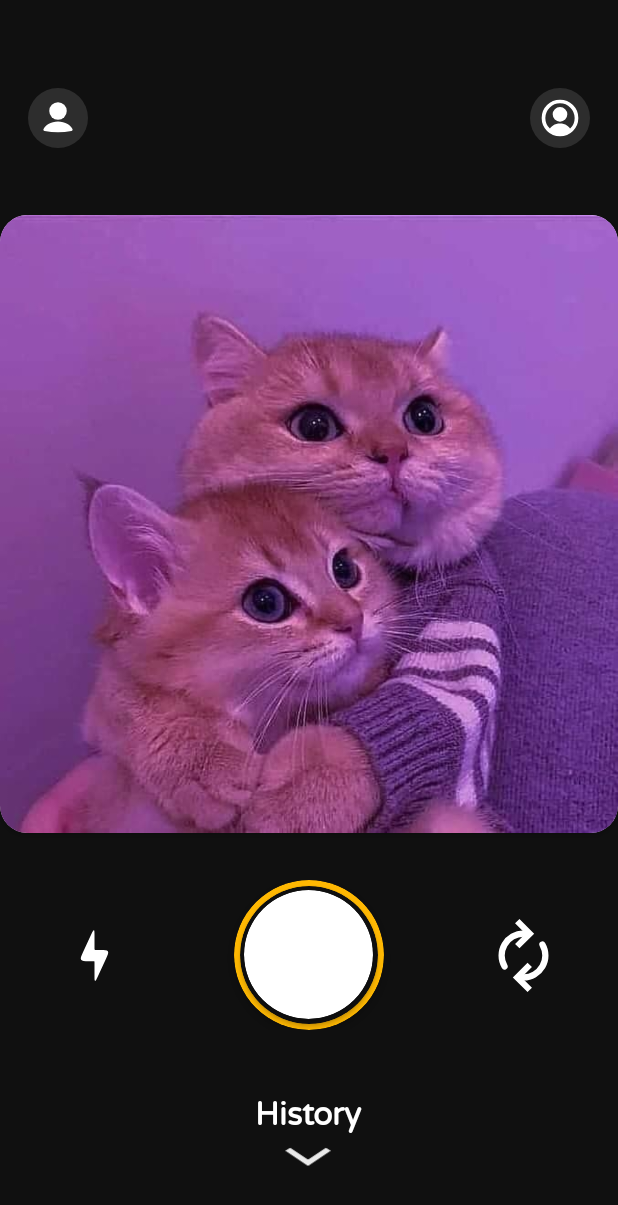
After one commit to khongphaiduycuannn/Locket-Clone, an Android app: the layout fragment_camera.xml on its own in the app's theme, with its tools: preview values and no code run, on a phone screen of 412 x 824 dp. The commit adds this screen. Shown: the top 1205 px of the screen. Run offline under Robolectric (Android 15) with nearby library versions, the phone set to English and light mode, and no system bars.

Commit message:
ui camera

```diff
--- a/app/src/main/AndroidManifest.xml
+++ b/app/src/main/AndroidManifest.xml
@@ -14,7 +14,8 @@
         tools:targetApi="31">
         <activity
             android:name=".MainActivity"
-            android:exported="true">
+            android:exported="true"
+            android:screenOrientation="locked">
             <intent-filter>
                 <action android:name="android.intent.action.MAIN" />
 
--- /dev/null
+++ b/app/src/main/java/com/example/locketclone/ui/camera/CameraFragment.java
@@ -0,0 +1,29 @@
+package com.example.locketclone.ui.camera;
+
+import android.view.LayoutInflater;
+
+import com.example.locketclone.base.BaseFragment;
+import com.example.locketclone.databinding.FragmentCameraBinding;
+
+public class CameraFragment extends BaseFragment<FragmentCameraBinding> {
+
+    @Override
+    public void initData() {
+
+    }
+
+    @Override
+    public void initView() {
+
+    }
+
+    @Override
+    public void initEvent() {
+
+    }
+
+    @Override
+    protected FragmentCameraBinding inflateViewBinding(LayoutInflater inflater) {
+        return FragmentCameraBinding.inflate(inflater);
+    }
+}
--- /dev/null
+++ b/app/src/main/res/drawable/bg_btn_friend_nav.xml
@@ -0,0 +1,5 @@
+<?xml version="1.0" encoding="utf-8"?>
+<shape xmlns:android="http://schemas.android.com/apk/res/android"
+    android:shape="oval">
+    <solid android:color="#2D2D2D" />
+</shape>
--- /dev/null
+++ b/app/src/main/res/drawable/ic_flash_off.xml
@@ -0,0 +1,9 @@
+<vector xmlns:android="http://schemas.android.com/apk/res/android"
+    android:width="24dp"
+    android:height="24dp"
+    android:viewportWidth="24"
+    android:viewportHeight="24">
+  <path
+      android:pathData="M11.5,13.8H10.13C8.721,13.8 8.017,13.8 7.722,13.339C7.427,12.877 7.723,12.238 8.315,10.96L11.046,5.06C11.42,4.252 11.608,3.848 11.804,3.891C12,3.934 12,4.379 12,5.27V9.7C12,9.936 12,10.054 12.073,10.127C12.146,10.2 12.264,10.2 12.5,10.2H13.87C15.279,10.2 15.983,10.2 16.278,10.661C16.573,11.123 16.277,11.762 15.685,13.04L12.954,18.94C12.58,19.748 12.392,20.152 12.196,20.109C12,20.066 12,19.621 12,18.73V14.3C12,14.064 12,13.946 11.927,13.873C11.854,13.8 11.736,13.8 11.5,13.8Z"
+      android:fillColor="#FFFFFF"/>
+</vector>
--- /dev/null
+++ b/app/src/main/res/drawable/ic_flash_on.xml
@@ -0,0 +1,9 @@
+<vector xmlns:android="http://schemas.android.com/apk/res/android"
+    android:width="24dp"
+    android:height="24dp"
+    android:viewportWidth="24"
+    android:viewportHeight="24">
+  <path
+      android:pathData="M11.5,13.8H10.13C8.721,13.8 8.017,13.8 7.722,13.339C7.427,12.877 7.723,12.238 8.315,10.96L11.046,5.06C11.42,4.252 11.608,3.848 11.804,3.891C12,3.934 12,4.379 12,5.27V9.7C12,9.936 12,10.054 12.073,10.127C12.146,10.2 12.264,10.2 12.5,10.2H13.87C15.279,10.2 15.983,10.2 16.278,10.661C16.573,11.123 16.277,11.762 15.685,13.04L12.954,18.94C12.58,19.748 12.392,20.152 12.196,20.109C12,20.066 12,19.621 12,18.73V14.3C12,14.064 12,13.946 11.927,13.873C11.854,13.8 11.736,13.8 11.5,13.8Z"
+      android:fillColor="#FFB702"/>
+</vector>
--- /dev/null
+++ b/app/src/main/res/drawable/ic_flip_camera.xml
@@ -0,0 +1,28 @@
+<vector xmlns:android="http://schemas.android.com/apk/res/android"
+    android:width="24dp"
+    android:height="24dp"
+    android:viewportWidth="24"
+    android:viewportHeight="24">
+  <path
+      android:pathData="M14,15L10,19L14,23"
+      android:strokeWidth="2"
+      android:fillColor="#00000000"
+      android:strokeColor="#FFFFFF"/>
+  <path
+      android:pathData="M18.062,8.5C18.677,9.564 19,10.771 19,12C19,13.229 18.677,14.436 18.062,15.5C17.448,16.564 16.564,17.448 15.5,18.062C14.436,18.677 13.229,19 12,19"
+      android:strokeWidth="2"
+      android:fillColor="#00000000"
+      android:strokeColor="#FFFFFF"
+      android:strokeLineCap="round"/>
+  <path
+      android:pathData="M10,9L14,5L10,1"
+      android:strokeWidth="2"
+      android:fillColor="#00000000"
+      android:strokeColor="#FFFFFF"/>
+  <path
+      android:pathData="M5.938,15.5C5.323,14.436 5,13.229 5,12C5,10.771 5.323,9.564 5.938,8.5C6.552,7.436 7.436,6.552 8.5,5.938C9.564,5.323 10.771,5 12,5"
+      android:strokeWidth="2"
+      android:fillColor="#00000000"
+      android:strokeColor="#FFFFFF"
+      android:strokeLineCap="round"/>
+</vector>
--- /dev/null
+++ b/app/src/main/res/drawable/ic_friend_nav.xml
@@ -0,0 +1,12 @@
+<vector xmlns:android="http://schemas.android.com/apk/res/android"
+    android:width="24dp"
+    android:height="24dp"
+    android:viewportWidth="24"
+    android:viewportHeight="24">
+  <path
+      android:pathData="M19.652,19.405C20.204,19.29 20.534,18.712 20.259,18.218C19.653,17.131 18.699,16.175 17.479,15.446C15.907,14.509 13.981,14 12,14C10.019,14 8.093,14.509 6.521,15.446C5.301,16.175 4.347,17.131 3.741,18.218C3.466,18.712 3.796,19.29 4.348,19.405C9.395,20.457 14.605,20.457 19.652,19.405Z"
+      android:fillColor="#FFFFFF"/>
+  <path
+      android:pathData="M12,8m-5,0a5,5 0,1 1,10 0a5,5 0,1 1,-10 0"
+      android:fillColor="#FFFFFF"/>
+</vector>
--- /dev/null
+++ b/app/src/main/res/drawable/ic_profile_nav.xml
@@ -0,0 +1,20 @@
+<vector xmlns:android="http://schemas.android.com/apk/res/android"
+    android:width="24dp"
+    android:height="24dp"
+    android:viewportWidth="24"
+    android:viewportHeight="24">
+  <path
+      android:pathData="M12,10m-3,0a3,3 0,1 1,6 0a3,3 0,1 1,-6 0"
+      android:strokeWidth="2"
+      android:fillColor="#FFFFFF"
+      android:strokeColor="#FFFFFF"
+      android:strokeLineCap="round"/>
+  <path
+      android:pathData="M12,12m-9,0a9,9 0,1 1,18 0a9,9 0,1 1,-18 0"
+      android:strokeWidth="2"
+      android:fillColor="#00000000"
+      android:strokeColor="#FFFFFF"/>
+  <path
+      android:pathData="M17.781,18.826C17.908,18.757 17.968,18.605 17.914,18.471C17.528,17.504 16.786,16.653 15.781,16.033C14.697,15.363 13.367,15 12,15C10.633,15 9.303,15.363 8.219,16.033C7.214,16.653 6.472,17.504 6.086,18.471C6.032,18.605 6.092,18.757 6.219,18.826C9.82,20.803 14.18,20.803 17.781,18.826Z"
+      android:fillColor="#FFFFFF"/>
+</vector>
--- /dev/null
+++ b/app/src/main/res/layout/fragment_camera.xml
@@ -0,0 +1,170 @@
+<?xml version="1.0" encoding="utf-8"?>
+<LinearLayout xmlns:android="http://schemas.android.com/apk/res/android"
+    xmlns:app="http://schemas.android.com/apk/res-auto"
+    xmlns:tools="http://schemas.android.com/tools"
+    android:layout_width="match_parent"
+    android:layout_height="match_parent"
+    android:background="#101010"
+    android:orientation="vertical"
+    android:paddingTop="45dp"
+    tools:context=".ui.camera.CameraFragment">
+
+    <LinearLayout
+        android:layout_width="match_parent"
+        android:layout_height="wrap_content"
+        android:layout_marginHorizontal="15dp"
+        android:layout_marginTop="10dp">
+
+        <ImageView
+            android:id="@+id/btn_friend_nav"
+            android:layout_width="40dp"
+            android:layout_height="40dp"
+            android:layout_margin="3dp"
+            android:background="@drawable/bg_btn_friend_nav"
+            android:padding="6dp"
+            android:src="@drawable/ic_friend_nav" />
+
+        <Space
+            android:layout_width="0dp"
+            android:layout_height="match_parent"
+            android:layout_weight="1" />
+
+        <ImageView
+            android:id="@+id/btn_profile_nav"
+            android:layout_width="40dp"
+            android:layout_height="40dp"
+            android:layout_margin="3dp"
+            android:background="@drawable/bg_btn_friend_nav"
+            android:padding="5dp"
+            android:src="@drawable/ic_profile_nav" />
+    </LinearLayout>
+
+    <Space
+        android:layout_width="0dp"
+        android:layout_height="0dp"
+        android:layout_weight="1" />
+
+    <androidx.cardview.widget.CardView
+        android:id="@+id/image_container"
+        android:layout_width="match_parent"
+        android:layout_height="wrap_content"
+        android:layout_marginTop="10dp"
+        app:cardCornerRadius="18dp">
+
+        <androidx.constraintlayout.widget.ConstraintLayout
+            android:layout_width="match_parent"
+            android:layout_height="wrap_content">
+
+            <ImageView
+                android:id="@+id/camera"
+                android:layout_width="match_parent"
+                android:layout_height="0dp"
+                android:scaleType="fitCenter"
+                android:src="@drawable/image"
+                app:layout_constraintDimensionRatio="H,1:1"
+                app:layout_constraintLeft_toLeftOf="parent"
+                app:layout_constraintRight_toRightOf="parent"
+                app:layout_constraintTop_toTopOf="parent" />
+        </androidx.constraintlayout.widget.ConstraintLayout>
+    </androidx.cardview.widget.CardView>
+
+    <Space
+        android:layout_width="0dp"
+        android:layout_height="0dp"
+        android:layout_weight="1" />
+
+    <androidx.constraintlayout.widget.ConstraintLayout
+        android:layout_width="match_parent"
+        android:layout_height="wrap_content"
+        android:layout_marginHorizontal="15dp">
+
+        <ImageView
+            android:id="@+id/btn_flash"
+            android:layout_width="50dp"
+            android:layout_height="50dp"
+            android:src="@drawable/ic_flash_off"
+            app:layout_constraintBottom_toBottomOf="parent"
+            app:layout_constraintEnd_toStartOf="@+id/btn_send"
+            app:layout_constraintHorizontal_bias="0.25"
+            app:layout_constraintStart_toStartOf="parent"
+            app:layout_constraintTop_toTopOf="parent" />
+
+        <androidx.cardview.widget.CardView
+            android:id="@+id/btn_send"
+            android:layout_width="100dp"
+            android:layout_height="100dp"
+            android:backgroundTint="#FFB802"
+            app:cardCornerRadius="50dp"
+            app:layout_constraintBottom_toBottomOf="parent"
+            app:layout_constraintEnd_toEndOf="parent"
+            app:layout_constraintStart_toStartOf="parent"
+            app:layout_constraintTop_toTopOf="parent">
+
+            <androidx.cardview.widget.CardView
+                android:layout_width="92dp"
+                android:layout_height="92dp"
+                android:layout_gravity="center"
+                android:backgroundTint="#101010"
+                app:cardCornerRadius="50dp">
+
+                <androidx.cardview.widget.CardView
+                    android:layout_width="86dp"
+                    android:layout_height="86dp"
+                    android:layout_gravity="center"
+                    android:backgroundTint="#FFFFFF"
+                    app:cardCornerRadius="50dp">
+
+                    <ImageView
+                        android:layout_width="match_parent"
+                        android:layout_height="match_parent" />
+                </androidx.cardview.widget.CardView>
+            </androidx.cardview.widget.CardView>
+        </androidx.cardview.widget.CardView>
+
+        <ImageView
+            android:id="@+id/btn_flip_camera"
+            android:layout_width="50dp"
+            android:layout_height="50dp"
+            android:src="@drawable/ic_flip_camera"
+            app:layout_constraintBottom_toBottomOf="parent"
+            app:layout_constraintEnd_toEndOf="parent"
+            app:layout_constraintHorizontal_bias="0.75"
+            app:layout_constraintStart_toEndOf="@+id/btn_send"
+            app:layout_constraintTop_toTopOf="parent" />
+    </androidx.constraintlayout.widget.ConstraintLayout>
+
+    <Space
+        android:layout_width="0dp"
+        android:layout_height="0dp"
+        android:layout_weight="1" />
+
+    <LinearLayout
+        android:layout_width="wrap_content"
+        android:layout_height="wrap_content"
+        android:layout_gravity="center"
+        android:layout_marginVertical="10dp"
+        android:orientation="vertical">
+
+        <TextView
+            android:layout_width="wrap_content"
+            android:layout_height="wrap_content"
+            android:fontFamily="@font/varela"
+            android:text="History"
+            android:textColor="#FFFFFF"
+            android:textSize="21sp"
+            android:textStyle="bold" />
+
+        <ImageView
+            android:layout_width="wrap_content"
+            android:layout_height="wrap_content"
+            android:layout_gravity="center"
+            android:layout_marginTop="2dp"
+            android:scaleX="1.5"
+            android:src="@drawable/ic_back_down" />
+    </LinearLayout>
+
+    <Space
+        android:layout_width="0dp"
+        android:layout_height="0dp"
+        android:layout_weight="1" />
+</LinearLayout>
--- a/app/src/main/res/navigation/main_nav.xml
+++ b/app/src/main/res/navigation/main_nav.xml
@@ -3,7 +3,7 @@
     xmlns:app="http://schemas.android.com/apk/res-auto"
     xmlns:tools="http://schemas.android.com/tools"
     android:id="@+id/main_nav"
-    app:startDestination="@id/friendsFragment">
+    app:startDestination="@id/cameraFragment">
 
     <fragment
         android:id="@+id/loginFragment"
@@ -102,4 +102,9 @@
         android:name="com.example.locketclone.ui.friends.FriendsFragment"
         android:label="fragment_friends"
         tools:layout="@layout/fragment_friends" />
+    <fragment
+        android:id="@+id/cameraFragment"
+        android:name="com.example.locketclone.ui.camera.CameraFragment"
+        android:label="fragment_camera"
+        tools:layout="@layout/fragment_camera" />
 </navigation>
```
Also changed, not shown: gradle/wrapper/gradle-wrapper.properties.
